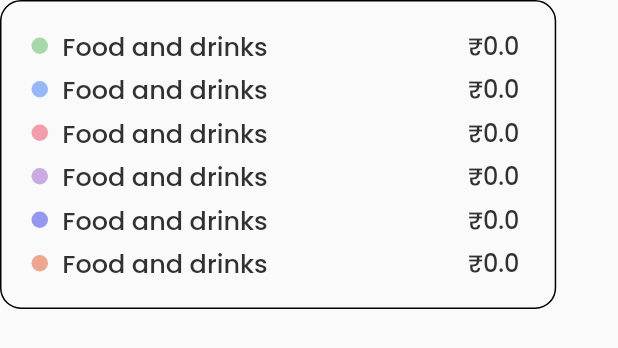
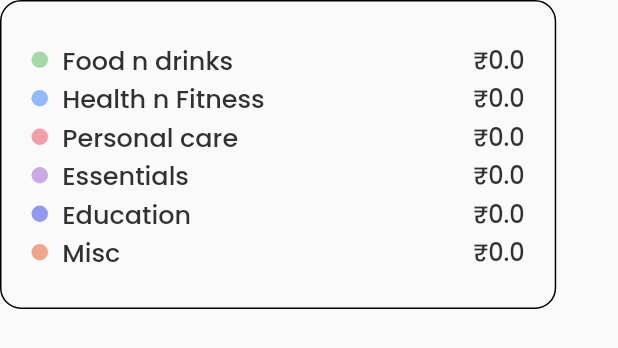
Before and after one commit to Sama-3l/coinwatcher, a Flutter app: the Legend widget shown alone on an empty page, opened directly with empty values, on a phone screen of 412 x 824 dp. Shown: the top 348 px of the screen. Run offline on Flutter 3.47's test engine with Material 2 defaults, Android fonts, the phone set to English and light mode, and no system bars; our stand-ins replace charts_flutter, flutter_bloc, google_fonts, percent_indicator, simple_icons, syncfusion_flutter_charts; missing offline and left inert: carbon_icons.

Commit message:
Legend Alignment fixed

```diff
--- a/lib/presentation/widgets/legend.dart
+++ b/lib/presentation/widgets/legend.dart
@@ -54,7 +54,7 @@ class _LegendState extends State<Legend> {
         ),
         child: Padding(
           padding:
-              const EdgeInsets.only(left: 20, top: 15, right: 20, bottom: 15),
+              const EdgeInsets.only(left: 20, top: 26, right: 20, bottom: 24),
           child: Column(
             mainAxisAlignment: MainAxisAlignment.spaceAround,
             children: generateLegendItems(),
--- a/lib/presentation/widgets/legendItems.dart
+++ b/lib/presentation/widgets/legendItems.dart
@@ -15,8 +15,7 @@ class LegendItems extends StatelessWidget {
 
   @override
   Widget build(BuildContext context) {
-    return Expanded(
-      child: Row(
+    return Row(
       mainAxisAlignment: MainAxisAlignment.start,
       children: [
         Container(
@@ -28,9 +27,9 @@ class LegendItems extends StatelessWidget {
           ),
         ),
         Padding(
-            padding: const EdgeInsets.only(left: 9.5, right: 133.5),
+          padding: const EdgeInsets.only(left: 9.5),
           child: Text(
-              "Food and drinks",
+            category.name,
             style: font.getPoppinsTextStyle(
                 color: theme.textPrimary,
                 fontSize: 17,
@@ -38,14 +37,18 @@ class LegendItems extends StatelessWidget {
                 letterSpacing: 0),
           ),
         ),
-          Text('\u{20B9}${category.amount}',
+        Expanded(
+          child: Align(
+            alignment: Alignment.centerRight,
+            child: Text('\u{20B9}${category.amount}',
                 style: font.getPoppinsTextStyle(
                     color: theme.textPrimary,
                     fontSize: 16,
                     fontWeight: FontWeight.w500,
-                  letterSpacing: 0))
+                    letterSpacing: 0)),
+          ),
+        )
       ],
-      ),
     );
   }
 }
```
Lines whose indentation alone changed are shown as unchanged.
